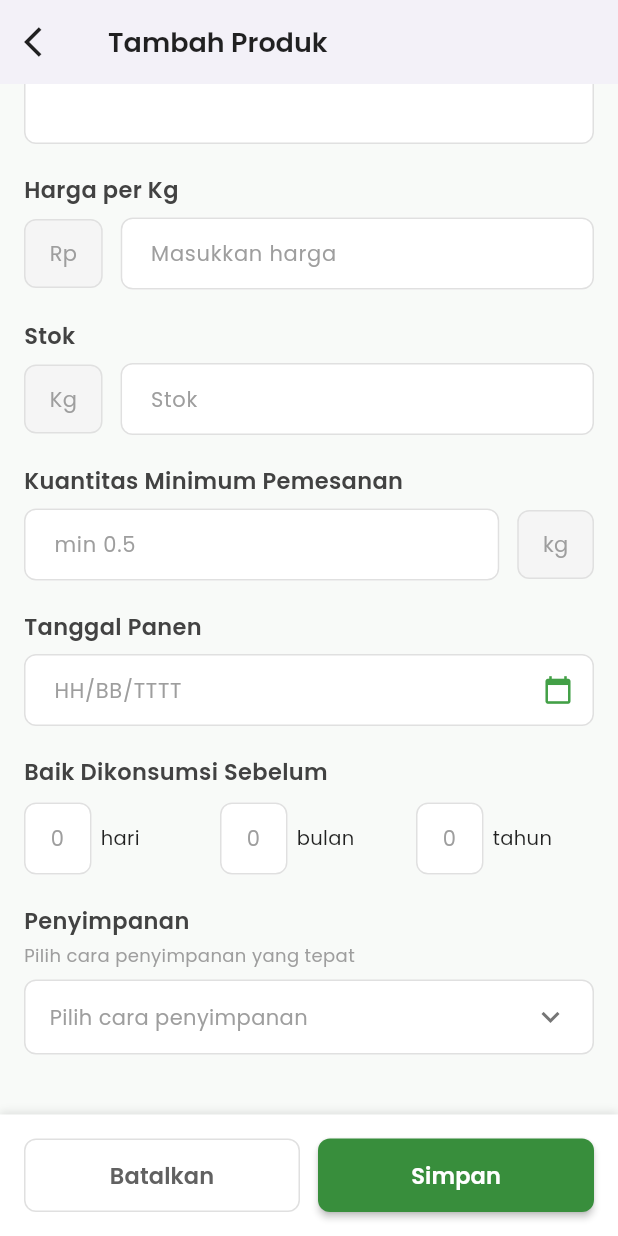
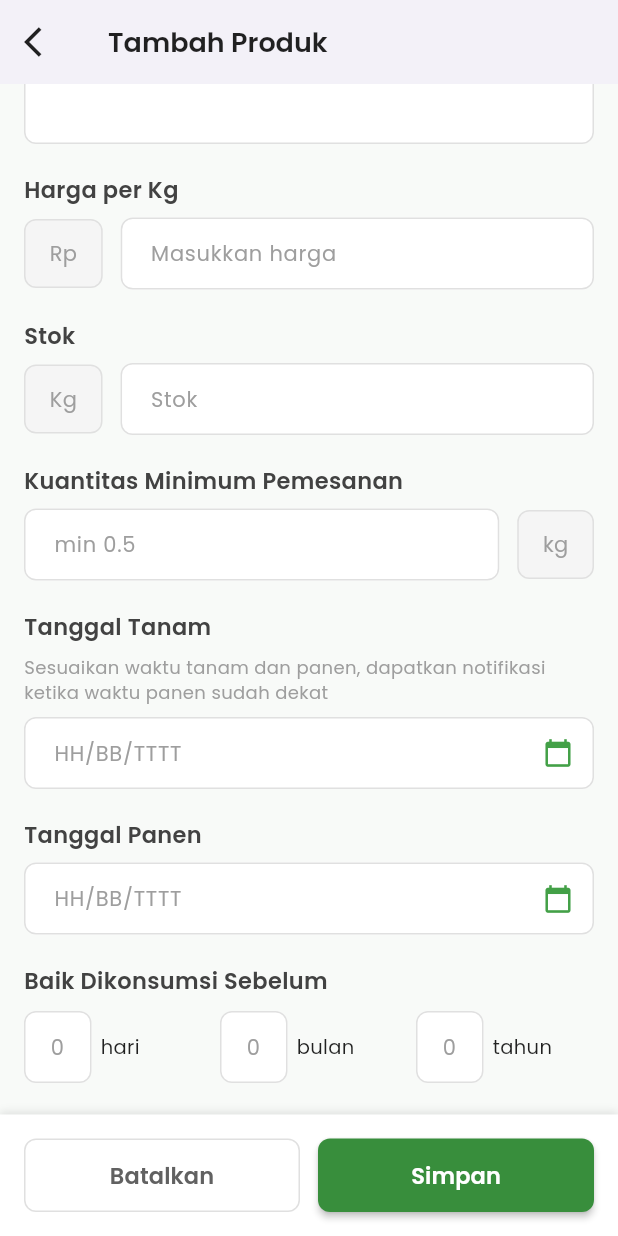
Before and after one commit to amertawolj/PRD_PANENIN, a Flutter app: the TambahProdukDetailScreen screen opened directly, scrolled down 419 dp, on a phone screen of 412 x 824 dp. Run offline on Flutter 3.47's test engine with Material 3 defaults, Android fonts, the phone set to English and light mode, and no system bars; our stand-ins replace camera, iconsax, image_picker, supabase_flutter; accounts and stored records are empty.

Commit message:
fix product interface

```diff
--- a/lib/features/tambah-produk/tambah_produk_detail_screen.dart
+++ b/lib/features/tambah-produk/tambah_produk_detail_screen.dart
@@ -17,6 +17,7 @@ class _TambahProdukDetailScreenState extends State<TambahProdukDetailScreen> {
   final TextEditingController namaController = TextEditingController();
   final TextEditingController deskripsiController = TextEditingController();
   final TextEditingController kuantitasController = TextEditingController();
+  final TextEditingController tanggalTanamController = TextEditingController();
   final TextEditingController tanggalPanenController = TextEditingController();
   final TextEditingController hariController = TextEditingController();
   final TextEditingController bulanController = TextEditingController();
@@ -52,7 +53,35 @@ class _TambahProdukDetailScreenState extends State<TambahProdukDetailScreen> {
     }
   }
 
-  Future<void> _selectDate(BuildContext context) async {
+  Future<void> _selectTanggalTanam() async {
+    final DateTime? picked = await showDatePicker(
+      context: context,
+      initialDate: DateTime.now(),
+      firstDate: DateTime.now(),
+      lastDate: DateTime(2030),
+      builder: (context, child) {
+        return Theme(
+          data: Theme.of(context).copyWith(
+            colorScheme: ColorScheme.light(
+              primary: Colors.green.shade600,
+              onPrimary: Colors.white,
+              surface: Colors.white,
+              onSurface: Colors.black,
+            ),
+          ),
+          child: child!,
+        );
+      },
+    );
+    if (picked != null) {
+      setState(() {
+        tanggalTanamController.text =
+        "${picked.day.toString().padLeft(2, '0')}/${picked.month.toString().padLeft(2, '0')}/${picked.year}";
+      });
+    }
+  }
+
+  Future<void> _selectTanggalPanen() async {
     final DateTime? picked = await showDatePicker(
       context: context,
       initialDate: DateTime.now(),
@@ -542,6 +571,65 @@ class _TambahProdukDetailScreenState extends State<TambahProdukDetailScreen> {
 
                   const SizedBox(height: 20),
 
+                  // Tanggal Tanam field
+                  Text(
+                    'Tanggal Tanam',
+                    style: TextStyle(
+                      fontSize: 15,
+                      fontWeight: FontWeight.w600,
+                      fontFamily: 'Poppins',
+                      color: Colors.grey.shade800,
+                    ),
+                  ),
+                  const SizedBox(height: 8),
+                  const Text(
+                    'Sesuaikan waktu tanam dan panen, dapatkan notifikasi ketika waktu panen sudah dekat',
+                    style: TextStyle(
+                      fontSize: 12,
+                      fontFamily: 'Poppins',
+                      color: Colors.grey,
+                    ),
+                  ),
+                  const SizedBox(height: 8),
+                  GestureDetector(
+                    onTap: () => _selectTanggalTanam(),
+                    child: AbsorbPointer(
+                      child: TextField(
+                        controller: tanggalTanamController,
+                        decoration: InputDecoration(
+                          hintText: 'HH/BB/TTTT',
+                          hintStyle: const TextStyle(
+                            color: Colors.grey,
+                            fontSize: 14,
+                            fontFamily: 'Poppins',
+                          ),
+                          filled: true,
+                          fillColor: Colors.white,
+                          suffixIcon: Icon(
+                            Icons.calendar_today,
+                            color: Colors.green.shade600,
+                            size: 20,
+                          ),
+                          border: OutlineInputBorder(
+                            borderRadius: BorderRadius.circular(8),
+                            borderSide: BorderSide(color: Colors.grey.shade300),
+                          ),
+                          enabledBorder: OutlineInputBorder(
+                            borderRadius: BorderRadius.circular(8),
+                            borderSide: BorderSide(color: Colors.grey.shade300),
+                          ),
+                          focusedBorder: OutlineInputBorder(
+                            borderRadius: BorderRadius.circular(8),
+                            borderSide: BorderSide(color: Colors.green.shade400, width: 2),
+                          ),
+                          contentPadding: const EdgeInsets.symmetric(horizontal: 16, vertical: 12),
+                        ),
+                      ),
+                    ),
+                  ),
+
+                  const SizedBox(height: 20),
+
                   // Tanggal Panen field
                   Text(
                     'Tanggal Panen',
@@ -554,7 +642,7 @@ class _TambahProdukDetailScreenState extends State<TambahProdukDetailScreen> {
                   ),
                   const SizedBox(height: 8),
                   GestureDetector(
-                    onTap: () => _selectDate(context),
+                    onTap: () => _selectTanggalPanen(),
                     child: AbsorbPointer(
                       child: TextField(
                         controller: tanggalPanenController,
@@ -910,6 +998,7 @@ class _TambahProdukDetailScreenState extends State<TambahProdukDetailScreen> {
                         int months = int.tryParse(bulanController.text) ?? 0;
                         int years = int.tryParse(tahunController.text) ?? 0;
 
+                        DateTime tanamDate = DateTime.parse(tanggalTanamController.text.split('/').reversed.join('-'));
                         DateTime harvestDate = DateTime.parse(tanggalPanenController.text.split('/').reversed.join('-'));
                         DateTime expiryDate = DateTime(
                           harvestDate.year + years,
@@ -921,6 +1010,7 @@ class _TambahProdukDetailScreenState extends State<TambahProdukDetailScreen> {
                           nama: namaController.text,
                           deskripsi: deskripsiController.text,
                           moq: double.tryParse(kuantitasController.text) ?? 0.0,
+                          tanam: tanamDate,
                           panen: harvestDate,
                           harga: int.tryParse(hargaController.text) ?? 0,
                           penyimpanan: selectedPenyimpanan.join(', '),
--- a/lib/services/product_service.dart
+++ b/lib/services/product_service.dart
@@ -9,6 +9,7 @@ class ProductService {
     required String deskripsi,
     required double moq,
     required DateTime panen,
+    required DateTime tanam,
     required int harga,
     required String penyimpanan,
     required String kategori,
@@ -49,6 +50,7 @@ class ProductService {
         'product_description': deskripsi,
         'moq': moq,
         'harvest_date': panen.toIso8601String(),
+        'tanam_date': tanam.toIso8601String(),
         'storage': penyimpanan,
         'cathegory': kategori,
         'image_url': imageUrl,
```
Also changed, not shown: lib/features/toko/product_dashboard_screen.dart (+151 -110 lines).
